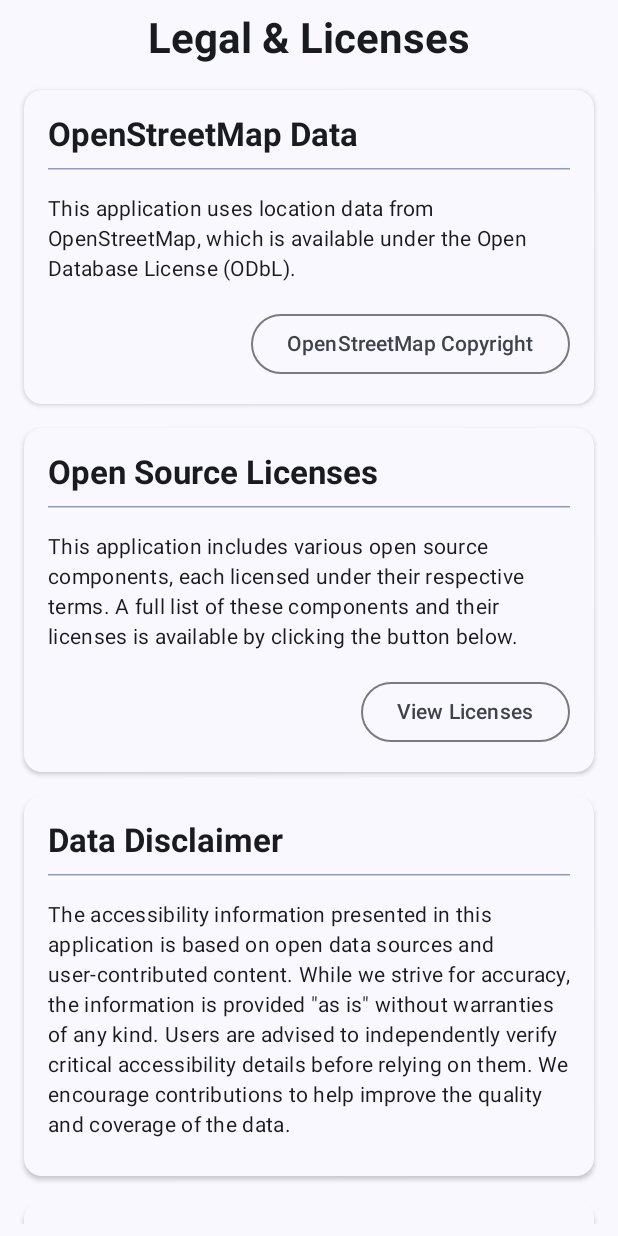
After one commit to koinsaari/inwheel, an Android app built with Jetpack Compose: the composable LicensesLegalScreen shown on its own in the app's theme, on a phone screen of 412 x 824 dp. The commit adds this screen. Run offline under Robolectric (Android 15) with nearby library versions, the phone set to English and light mode, and no system bars.

Commit message:
Add licenses and legal information screen

```diff
--- a/android/app/build.gradle.kts
+++ b/android/app/build.gradle.kts
@@ -1,3 +1,4 @@
+import com.github.jk1.license.render.SimpleHtmlReportRenderer
 import org.jetbrains.kotlin.gradle.dsl.JvmTarget
 
 plugins {
@@ -115,8 +116,8 @@ detekt {
 }
 
 licenseReport {
-    outputDir = "$projectDir"
-    renderers = arrayOf(com.github.jk1.license.render.InventoryMarkdownReportRenderer("NOTICE.md"))
+    outputDir = "$projectDir/src/main/assets"
+    renderers = arrayOf(SimpleHtmlReportRenderer("licenses.html"))
 }
 
 tasks.withType<io.gitlab.arturbosch.detekt.Detekt>().configureEach {
--- /dev/null
+++ b/android/app/src/main/java/com/aarokoinsaari/inwheel/view/info/LicensesLegalScreen.kt
@@ -0,0 +1,253 @@
+/*
+ * Copyright (c) 2025 Aaro Koinsaari
+ *
+ * Licensed under the Apache License, Version 2.0 (the "License");
+ * you may not use this file except in compliance with the License.
+ * You may obtain a copy of the License at
+ *
+ *     http://www.apache.org/licenses/LICENSE-2.0
+ *
+ * Unless required by applicable law or agreed to in writing, software
+ * distributed under the License is distributed on an "AS IS" BASIS,
+ * WITHOUT WARRANTIES OR CONDITIONS OF ANY KIND, either express or implied.
+ * See the License for the specific language governing permissions and
+ * limitations under the License.
+ */
+
+package com.aarokoinsaari.inwheel.view.info
+
+import android.content.Intent
+import androidx.compose.foundation.clickable
+import androidx.compose.foundation.layout.Column
+import androidx.compose.foundation.layout.Row
+import androidx.compose.foundation.layout.Spacer
+import androidx.compose.foundation.layout.fillMaxSize
+import androidx.compose.foundation.layout.fillMaxWidth
+import androidx.compose.foundation.layout.height
+import androidx.compose.foundation.layout.padding
+import androidx.compose.foundation.rememberScrollState
+import androidx.compose.foundation.verticalScroll
+import androidx.compose.material3.Card
+import androidx.compose.material3.CardDefaults
+import androidx.compose.material3.HorizontalDivider
+import androidx.compose.material3.MaterialTheme
+import androidx.compose.material3.OutlinedButton
+import androidx.compose.material3.Surface
+import androidx.compose.material3.Text
+import androidx.compose.runtime.Composable
+import androidx.compose.ui.Alignment
+import androidx.compose.ui.Modifier
+import androidx.compose.ui.platform.LocalContext
+import androidx.compose.ui.res.stringResource
+import androidx.compose.ui.text.font.FontWeight
+import androidx.compose.ui.text.style.TextAlign
+import androidx.compose.ui.tooling.preview.Preview
+import androidx.compose.ui.unit.dp
+import androidx.core.net.toUri
+import com.aarokoinsaari.inwheel.R
+import com.aarokoinsaari.inwheel.view.theme.InWheelMapTheme
+
+@Composable
+fun LicensesLegalScreen(
+    modifier: Modifier = Modifier,
+    onNavigateToLicenseReport: () -> Unit = {},
+    onNavigateToPrivacyPolicy: () -> Unit = {},
+) {
+    val context = LocalContext.current
+    val scrollState = rememberScrollState()
+
+    Surface(
+        color = MaterialTheme.colorScheme.surface,
+        contentColor = MaterialTheme.colorScheme.onSurface,
+        modifier = modifier.fillMaxSize()
+    ) {
+        Column(
+            horizontalAlignment = Alignment.CenterHorizontally,
+            modifier = Modifier
+                .fillMaxSize()
+                .padding(horizontal = 16.dp, vertical = 8.dp)
+                .verticalScroll(scrollState)
+        ) {
+            Text(
+                text = stringResource(R.string.legal_licenses_title),
+                style = MaterialTheme.typography.headlineMedium,
+                fontWeight = FontWeight.Bold,
+                textAlign = TextAlign.Center,
+                modifier = Modifier.padding(bottom = 16.dp)
+            )
+
+            // OpenStreetMap section
+            SectionCard(
+                title = stringResource(R.string.osm_data_section_title),
+                content = {
+                    Text(
+                        text = stringResource(R.string.osm_data_description),
+                        style = MaterialTheme.typography.bodyMedium,
+                        modifier = Modifier.padding(bottom = 16.dp)
+                    )
+
+                    OutlinedButton(
+                        onClick = {
+                            val intent = Intent(
+                                Intent.ACTION_VIEW,
+                                "https://www.openstreetmap.org/copyright".toUri()
+                            )
+                            context.startActivity(intent)
+                        },
+                        modifier = Modifier.align(Alignment.End)
+                    ) {
+                        Text(text = stringResource(R.string.view_osm_copyright))
+                    }
+                }
+            )
+
+            Spacer(modifier = Modifier.height(16.dp))
+
+            // Open source licenses section
+            SectionCard(
+                title = stringResource(R.string.open_source_licenses_title),
+                content = {
+                    Text(
+                        text = stringResource(R.string.open_source_licenses_description),
+                        style = MaterialTheme.typography.bodyMedium,
+                        modifier = Modifier.padding(bottom = 16.dp)
+                    )
+
+                    OutlinedButton(
+                        onClick = { onNavigateToLicenseReport() },
+                        modifier = Modifier.align(Alignment.End)
+                    ) {
+                        Text(text = stringResource(R.string.view_licenses))
+                    }
+                }
+            )
+
+            Spacer(modifier = Modifier.height(16.dp))
+
+            // Data disclaimer section
+            SectionCard(
+                title = stringResource(R.string.data_disclaimer_title),
+                content = {
+                    Text(
+                        text = stringResource(R.string.data_disclaimer_description),
+                        style = MaterialTheme.typography.bodyMedium,
+                        modifier = Modifier.padding(bottom = 8.dp)
+                    )
+                }
+            )
+
+            Spacer(modifier = Modifier.height(16.dp))
+
+            // Privacy policy section
+            SectionCard(
+                title = stringResource(R.string.privacy_policy_title),
+                content = {
+                    Text(
+                        text = stringResource(R.string.privacy_policy_description),
+                        style = MaterialTheme.typography.bodyMedium,
+                        modifier = Modifier.padding(bottom = 16.dp)
+                    )
+
+                    OutlinedButton(
+                        onClick = { onNavigateToPrivacyPolicy() },
+                        modifier = Modifier.align(Alignment.End)
+                    ) {
+                        Text(text = stringResource(R.string.view_privacy_policy))
+                    }
+                }
+            )
+
+            Spacer(modifier = Modifier.height(16.dp))
+
+            // App license section
+            SectionCard(
+                title = stringResource(R.string.app_license_title),
+                content = {
+                    Text(
+                        text = stringResource(R.string.app_license_description),
+                        style = MaterialTheme.typography.bodyMedium,
+                        modifier = Modifier.padding(bottom = 16.dp)
+                    )
+
+                    OutlinedButton(
+                        onClick = {
+                            val intent = Intent(
+                                Intent.ACTION_VIEW,
+                                "https://www.apache.org/licenses/LICENSE-2.0".toUri()
+                            )
+                            context.startActivity(intent)
+                        },
+                        modifier = Modifier.align(Alignment.End)
+                    ) {
+                        Text(text = stringResource(R.string.view_app_license))
+                    }
+                }
+            )
+
+            Spacer(modifier = Modifier.height(24.dp))
+
+            // Copyright footer
+            Row {
+                val context = LocalContext.current
+                Text(
+                    text = stringResource(id = R.string.copyright_prefix),
+                    style = MaterialTheme.typography.bodySmall,
+                    color = MaterialTheme.colorScheme.onSurfaceVariant
+                )
+                Text(
+                    text = " Aaro Koinsaari",
+                    style = MaterialTheme.typography.bodySmall,
+                    color = MaterialTheme.colorScheme.primary,
+                    modifier = Modifier.clickable {
+                        val intent = Intent(
+                            Intent.ACTION_VIEW,
+                            "https://www.linkedin.com/in/aarokoinsaari/".toUri()
+                        )
+                        context.startActivity(intent)
+                    }
+                )
+            }
+        }
+    }
+}
+
+@Composable
+fun SectionCard(
+    title: String,
+    content: @Composable () -> Unit,
+    modifier: Modifier = Modifier,
+) {
+    Card(
+        modifier = modifier.fillMaxWidth(),
+        colors = CardDefaults.cardColors(
+            containerColor = MaterialTheme.colorScheme.surface
+        ),
+        elevation = CardDefaults.cardElevation(defaultElevation = 2.dp)
+    ) {
+        Column(
+            modifier = Modifier.padding(16.dp)
+        ) {
+            Text(
+                text = title,
+                style = MaterialTheme.typography.titleLarge,
+                fontWeight = FontWeight.Bold,
+                modifier = Modifier.padding(bottom = 8.dp)
+            )
+
+            HorizontalDivider(
+                modifier = Modifier.padding(bottom = 16.dp),
+                color = MaterialTheme.colorScheme.primary.copy(alpha = 0.5f)
+            )
+
+            content()
+        }
+    }
+}
+
+@Preview(showBackground = true)
+@Composable
+private fun LicensesLegalScreenPreview() {
+    InWheelMapTheme {
+        LicensesLegalScreen()
+    }
+}
--- a/android/app/src/main/java/com/aarokoinsaari/inwheel/view/navigation/NavigationRoutes.kt
+++ b/android/app/src/main/java/com/aarokoinsaari/inwheel/view/navigation/NavigationRoutes.kt
@@ -20,4 +20,6 @@ object NavigationRoutes {
     const val MAP = "map"
     const val ABOUT = "about"
     const val ACCESSIBILITY_GUIDELINES = "accessibility_guidelines"
+    const val LICENSES_AND_LEGAL = "licenses_and_legal"
+    const val LICENSES_WEBVIEW = "licenses_webview"
 }
--- a/android/app/src/main/res/values/strings.xml
+++ b/android/app/src/main/res/values/strings.xml
@@ -1,6 +1,6 @@
 <resources>
-    <!-- App Name -->
     <string name="app_name">InWheel</string>
+    <string name="copyright_prefix">Copyright © 2025</string>
 
     <!-- Emojis -->
     <string name="emoji_checkmark">✅</string>
@@ -34,6 +34,7 @@
     <string name="content_desc_locate_me">Center map on my location</string>
     <string name="content_desc_back">Go back</string>
     <string name="content_desc_clear_search">Clear search text</string>
+    <string name="content_desc_navigation_legal">Legal information and licenses</string>
 
     <!-- Map Related -->
     <string name="map">Map</string>
@@ -41,6 +42,23 @@
     <string name="location_permissions_not_granted">Enable location in your phone settings to see places near you.</string>
     <string name="map_footer_note">Location data © OpenStreetMap contributors.</string>
     <string name="filter_categories">Filter by category</string>
+
+    <!-- Licenses and legal related -->
+    <string name="legal_licenses_title">Legal &amp; Licenses</string>
+    <string name="osm_data_section_title">OpenStreetMap Data</string>
+    <string name="osm_data_description">This application uses location data from OpenStreetMap, which is available under the Open Database License (ODbL).</string>
+    <string name="view_osm_copyright">OpenStreetMap Copyright</string>
+    <string name="open_source_licenses_title">Open Source Licenses</string>
+    <string name="open_source_licenses_description">This application includes various open source components, each licensed under their respective terms. A full list of these components and their licenses is available by clicking the button below.</string>
+    <string name="view_licenses">View Licenses</string>
+    <string name="data_disclaimer_title">Data Disclaimer</string>
+    <string name="data_disclaimer_description">The accessibility information presented in this application is based on open data sources and user-contributed content. While we strive for accuracy, the information is provided \"as is\" without warranties of any kind. Users are advised to independently verify critical accessibility details before relying on them. We encourage contributions to help improve the quality and coverage of the data.</string>
+    <string name="privacy_policy_title">Privacy Policy</string>
+    <string name="privacy_policy_description">This section explains how InWheel handles your location data, map services, and user contributions. Tap below to view the full Privacy Policy.</string>
+    <string name="view_privacy_policy">View Privacy Policy</string>
+    <string name="app_license_title">App License</string>
+    <string name="app_license_description">InWheel is an open-source application distributed under the Apache License 2.0. You are free to use, modify, and distribute it according to the terms of this license.</string>
+    <string name="view_app_license">View Full License</string>
 
     <!-- Place Details -->
     <string name="no_contact_info_available">No contact info provided for this place. ☹️</string>
```
Also changed, not shown: android/app/src/main/java/com/aarokoinsaari/inwheel/MainActivity.kt (+49 -2 lines), android/app/src/main/java/com/aarokoinsaari/inwheel/view/info/LicensesWebViewScreen.kt (added, +37 -0 lines), 4 other files.
